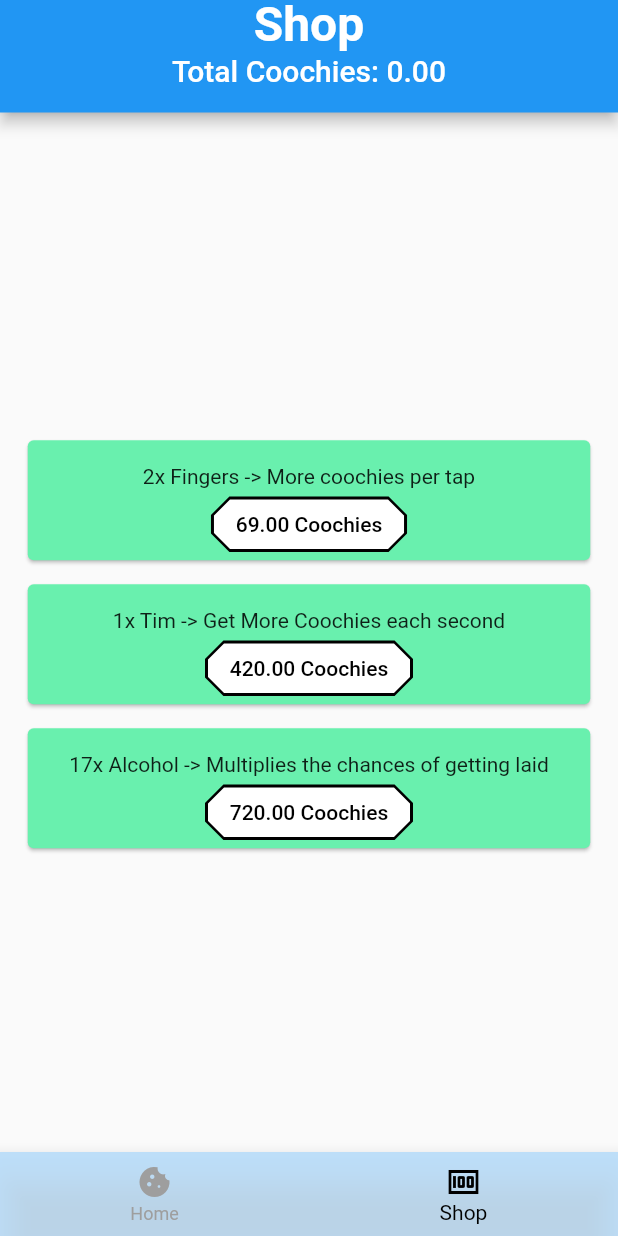
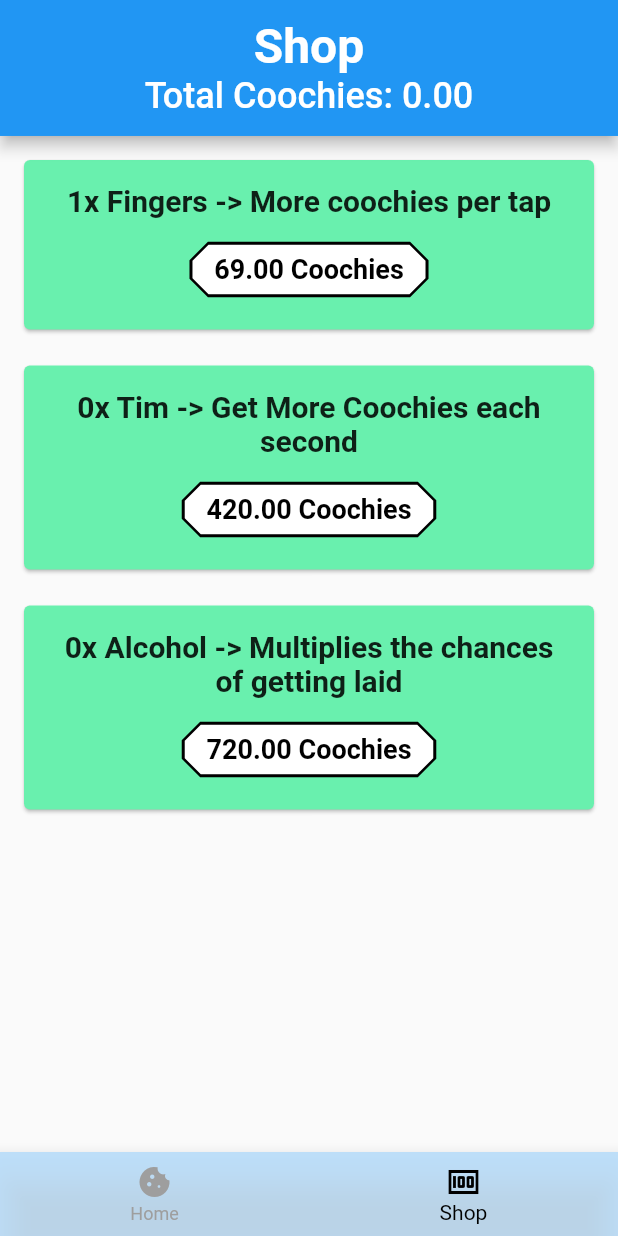
Before and after one commit to enderluca03/IIATIMD, a Flutter app: the screen it shows after launch, item 2 of the bottom bar chosen, on a phone screen of 412 x 824 dp. Run offline on Flutter 3.47's test engine with Material 2 defaults, Android fonts, the phone set to English and light mode, and no system bars.

Commit message:
Appbar styling gefixd en de amount gaat NU WEER OMHOOG

```diff
--- a/coochie_clicker/lib/pages/navpages/shop_page.dart
+++ b/coochie_clicker/lib/pages/navpages/shop_page.dart
@@ -1,21 +1,60 @@
 import 'package:flutter/material.dart';
 import 'package:coochie_clicker/library/globals.dart' as globals;
 
-class ShopPage extends StatelessWidget {
-  ShopPage({super.key});
+class ShopPage extends StatefulWidget {
+  const ShopPage({Key? key}) : super(key: key);
+
+  @override
+  State<ShopPage> createState() => _ShopPage();
+}
+
+class _ShopPage extends State<ShopPage> {
+
+  void buyFinger() {
+    setState(() {
+      globals.counter -= shopItems[0].price;
+      shopItems[0].price = shopItems[0].price * 1.05;
+      shopItems[0].amount++;
+      globals.fingerPower++;
+    });
+  }
+
+  void buyTim() {
+    setState(() {
+      globals.counter -= shopItems[1].price;
+      shopItems[1].price = shopItems[1].price * 1.1;
+      shopItems[1].amount++;
+      globals.timPunten++;
+
+      globals.autoIncrement();
+    });
+  }
+
+  void buyAlcohol() {
+    setState(() {
+      globals.counter -= shopItems[2].price;
+      shopItems[2].price = shopItems[2].price * 1.5;
+      shopItems[3].amount++;
+      globals.multiplier ++;
+    });
+  }
 
   static List<Shop> shopItems = [
-    Shop(power: 'Fingers', amount: 2, effect: 'More coochies per tap', price: 69.0),
-    Shop(power: 'Tim', amount: 1, effect: 'Get More Coochies each second', price: 420.0),
-    Shop(power: 'Alcohol', amount: 17, effect: 'Multiplies the chances of getting laid', price: 720.0),
+    Shop(power: 'Fingers', amount: 1, effect: 'More coochies per tap', price: 69.0),
+    Shop(power: 'Tim', amount: 0, effect: 'Get More Coochies each second', price: 420.0),
+    Shop(power: 'Alcohol', amount: 0, effect: 'Multiplies the chances of getting laid', price: 720.0),
   ];
 
   @override
   Widget build(BuildContext context) {
+    final currentHeight = MediaQuery.of(context).size.height;
+    final currentWidth = MediaQuery.of(context).size.width;
+
     return Scaffold(
       appBar: PreferredSize(
-        preferredSize: const Size.fromHeight(75),
+        preferredSize: Size.fromHeight(currentHeight * 0.11),
         child: AppBar(
+          toolbarHeight: currentHeight * 0.11,
           centerTitle: true,
           title: Column(
             children: <Widget>[
@@ -29,7 +68,7 @@ class ShopPage extends StatelessWidget {
               Text(
                 'Total Coochies: ${globals.counter.toStringAsFixed(2)}',
                 style: const TextStyle(
-                  fontSize: 20,
+                  fontSize: 24,
                 ),
               ),
             ],
@@ -38,22 +77,27 @@ class ShopPage extends StatelessWidget {
       ),
       body: Center(
         child: Column(
-          mainAxisAlignment: MainAxisAlignment.center,
           children: <Widget>[
             Column(
-              children: shopItems
-                  .map(
-                    (shopItem) => Card(
-                  margin: const EdgeInsets.fromLTRB(16, 16, 16, 0),
+              children: shopItems.map((shopItem) => Card(
+                  margin: const EdgeInsets.fromLTRB(16, 16, 16, 8),
                   color: Colors.greenAccent,
                   child: SizedBox(
-                    width: 375,
+                    width: currentWidth,
                     child: Padding(
-                      padding: const EdgeInsets.fromLTRB(16, 16, 16, 0),
+                      padding: const EdgeInsets.fromLTRB(16, 16, 16, 16),
                       child: Column(
                         children: <Widget>[
-                          Text('${shopItem.amount}x ${shopItem.power} -> ${shopItem.effect}'),
-                          OutlinedButton(
+                          Text('${shopItem.amount}x ${shopItem.power} -> ${shopItem.effect}',
+                            style: const TextStyle(
+                              fontWeight: FontWeight.bold,
+                              fontSize: 20,
+                            ),
+                            textAlign: TextAlign.center,
+                          ),
+                          Padding(
+                            padding: const EdgeInsets.fromLTRB(0, 10, 0, 0),
+                            child: OutlinedButton(
                               style: OutlinedButton.styleFrom(
                                 side: const BorderSide(color: Colors.black, width: 1),
                                 backgroundColor: Colors.white,
@@ -63,16 +107,21 @@ class ShopPage extends StatelessWidget {
                               ),
                               onPressed: () {
                                 if (shopItem.power == 'Tim' && globals.counter >= shopItem.price) {
-                                globals.buyTim();
+                                  buyTim();
                                 } else if (shopItem.power == 'Fingers' && globals.counter >= shopItem.price) {
-                                globals.buyFinger();
+                                  buyFinger();
                                 } else if (shopItem.power == 'Alcohol' && globals.counter >= shopItem.price) {
-                                globals.buyAlcohol();
+                                  buyAlcohol();
                                 }
                               },
                               child: Text(
                                 '${shopItem.price.toStringAsFixed(2)} Coochies',
-                              style: const TextStyle(color: Colors.black),
+                                style: const TextStyle(
+                                    color: Colors.black,
+                                    fontWeight: FontWeight.bold,
+                                    fontSize: 18,
+                                ),
+                              ),
                             ),
                           ),
                         ],
```
Also changed, not shown: coochie_clicker/lib/library/globals.dart (+2 -30 lines), coochie_clicker/lib/pages/navpages/home_page.dart (+14 -15 lines). Lines whose indentation alone changed are shown as unchanged.
